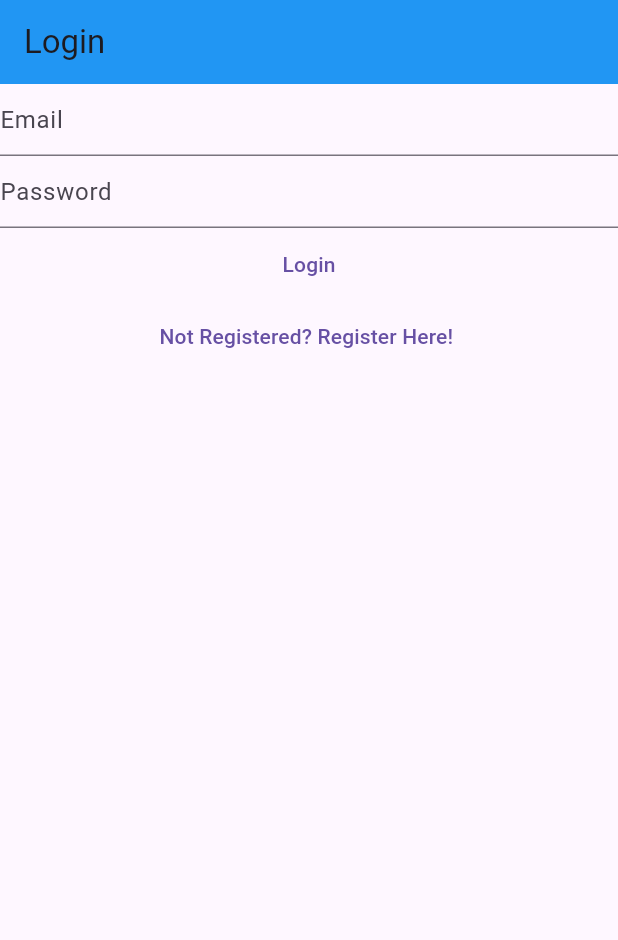
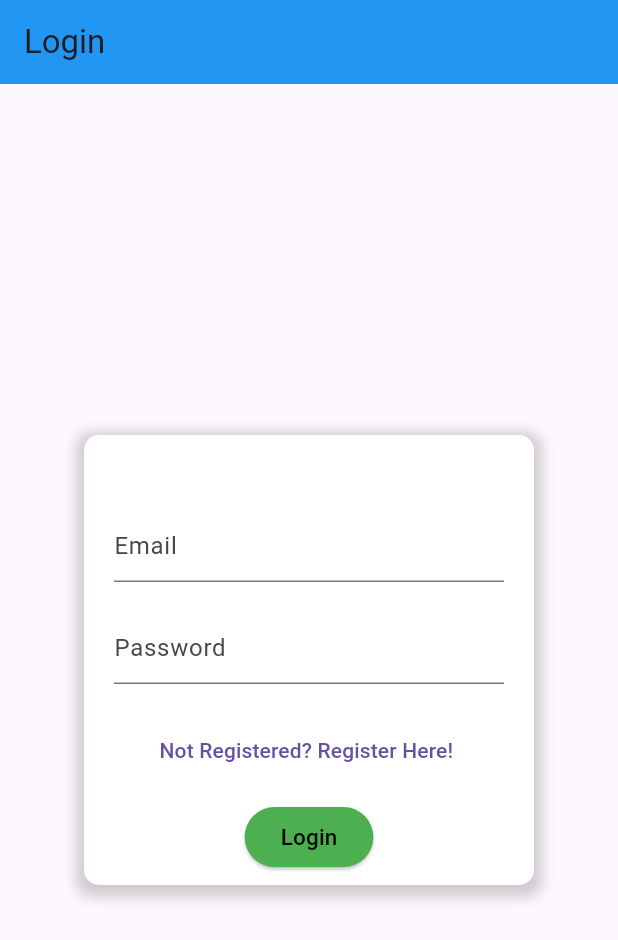
Before and after one commit to VidytBhudolia/myElc, a Flutter app: the screen it shows after launch, after a tap on "Login", on a phone screen of 412 x 824 dp. Shown: the top 940 px of the screen. Run offline on Flutter 3.47's test engine with Material 3 defaults, Android fonts, the phone set to English and light mode, and no system bars; our stand-ins replace firebase_auth, firebase_core, flutter_svg; accounts and stored records are empty; network calls fail.

Commit message:
login design

```diff
--- a/lib/views/login_views.dart
+++ b/lib/views/login_views.dart
@@ -1,6 +1,7 @@
 import 'package:firebase_auth/firebase_auth.dart';
-import 'package:flutter/foundation.dart';
+import 'package:firebase_core/firebase_core.dart';
 import 'package:flutter/material.dart';
+import 'package:mynotes/firebase_options.dart';
 
 class LoginView extends StatefulWidget {
   const LoginView({super.key});
@@ -8,6 +9,7 @@ class LoginView extends StatefulWidget {
   @override
   State<LoginView> createState() => _LoginViewState();
 }
+
 
 class _LoginViewState extends State<LoginView> {
   late final TextEditingController _email;
@@ -32,27 +34,74 @@ class _LoginViewState extends State<LoginView> {
   Widget build(BuildContext context) {
     return Scaffold(
       appBar: AppBar(
-        title: const Text("Login"),
+        title: Text("Login"),
         backgroundColor: Colors.blue,
       ),
-      body: Column(
+      body: Center(
+        child: Padding(
+          padding: const EdgeInsets.all(20.0),
+          child: Container(
+            width: 300,
+            height: 300, // Adjust the width as needed
+            padding: const EdgeInsets.all(20.0),
+            decoration: BoxDecoration(
+              color: Colors.white,
+              borderRadius: BorderRadius.circular(10.0),
+              boxShadow: [
+                BoxShadow(
+                  color: Colors.grey.withOpacity(0.5),
+                  spreadRadius: 5,
+                  blurRadius: 7,
+                  offset: const Offset(0, 3), // changes position of shadow
+                ),
+              ],
+            ),
+            child: Column(
               children: [
+                SizedBox(height: 30),
                 TextField(
                   controller: _email,
                   enableSuggestions: false,
                   autocorrect: false,
                   keyboardType: TextInputType.emailAddress,
-            decoration: const InputDecoration(hintText: "Email "),
+                  decoration: InputDecoration(hintText: "Email "),
                 ),
+                SizedBox(height: 20), // Adjusted height
                 TextField(
                   controller: _password,
                   enableSuggestions: false,
                   autocorrect: false,
                   obscureText: true,
-            decoration: const InputDecoration(hintText: "Password "),
+                  decoration: InputDecoration(hintText: "Password "),
                 ),
+                SizedBox(height: 20),
                 Center(
                   child: TextButton(
+                    onPressed: () {
+                      Navigator.of(context).pushNamedAndRemoveUntil(
+                          '/register/', (route) => false);
+                    },
+                    child: Text('Not Registered? Register Here! '),
+                  ),
+                ),
+                const SizedBox(height: 10),
+                ElevatedButton(
+                    style: ButtonStyle(
+                      backgroundColor:
+                          MaterialStateProperty.all<Color>(Colors.green[500]!),
+                      overlayColor: MaterialStateProperty.resolveWith<Color?>(
+                        (Set<MaterialState> states) {
+                          if (states.contains(MaterialState.hovered)) {
+                            return Colors.blue.withOpacity(0.04);
+                          }
+                          if (states.contains(MaterialState.focused) ||
+                              states.contains(MaterialState.pressed)) {
+                            return Colors.blue.withOpacity(0.12);
+                          }
+                          return null; // Defer to the widget's default.
+                        },
+                      ),
+                    ),
                     onPressed: () async {
                     final email = _email.text;
                     final password = _password.text;
@@ -60,34 +109,27 @@ class _LoginViewState extends State<LoginView> {
                       final userCredential = await FirebaseAuth.instance
                           .signInWithEmailAndPassword(
                               email: email, password: password);
-                  if (userCredential.user!.emailVerified) {
-                    Navigator.of(context)
-                        .pushNamedAndRemoveUntil('/notes/', (_) => false);
-                    // Navigator.of(context)
-                    //     .pushNamedAndRemoveUntil('/home/', (_) => false);
+                      print(userCredential);
+                    } on FirebaseAuthException catch (e) {
+                      if (e.code == 'user-not-found') {
+                        print('No user found for that email.');
+                      } else if (e.code == 'wrong-password') {
+                        print('Wrong password provided for that user.');
                       } else {
-                    Navigator.of(context).pushNamedAndRemoveUntil(
-                        '/verify_email/', (_) => false);
-                  }
-                } on FirebaseAuthException catch (e) {
-                  if (kDebugMode) {
                         print(e.code);
                       }
                     }
                   },
-              child: const Text("Login"),
+                    child: const Text(
+                      'Login',
+                      style: TextStyle(color: Colors.black, fontSize: 15.0),
+                    )
+                  ),
+
+              ],
             ),
           ),
-          Center(
-            child: TextButton(
-              onPressed: () {
-                Navigator.of(context)
-                    .pushNamedAndRemoveUntil('/register/', (route) => false);
-              },
-              child: const Text('Not Registered? Register Here! '),
         ),
-          )
-        ],
       ),
     );
   }
```
Lines whose indentation alone changed are shown as unchanged.
